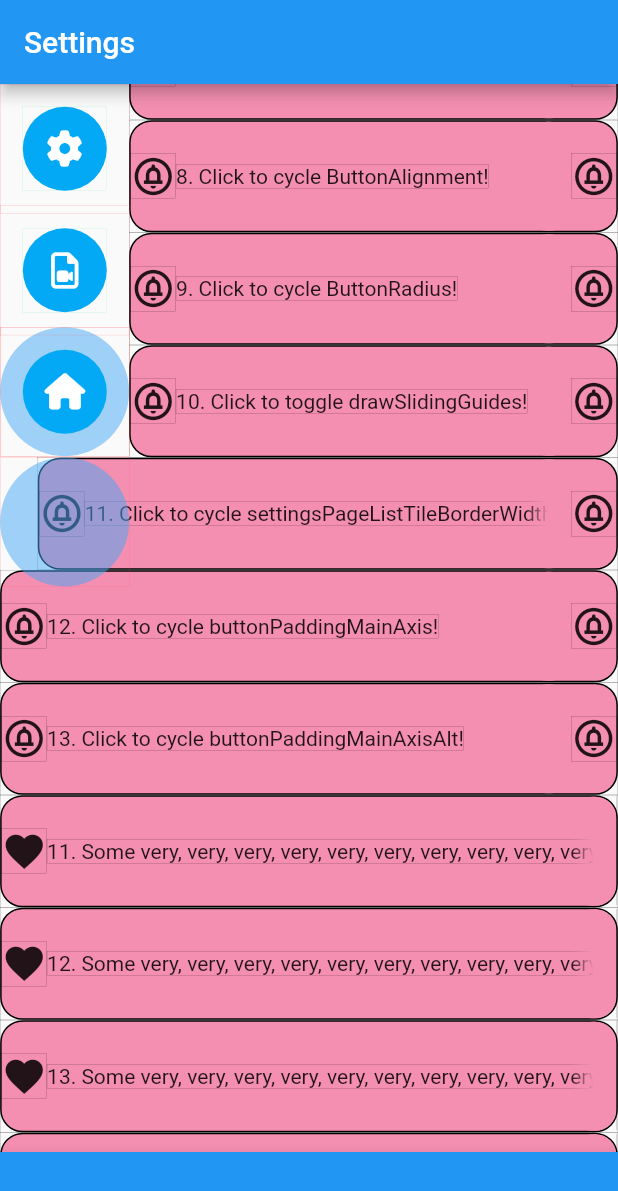
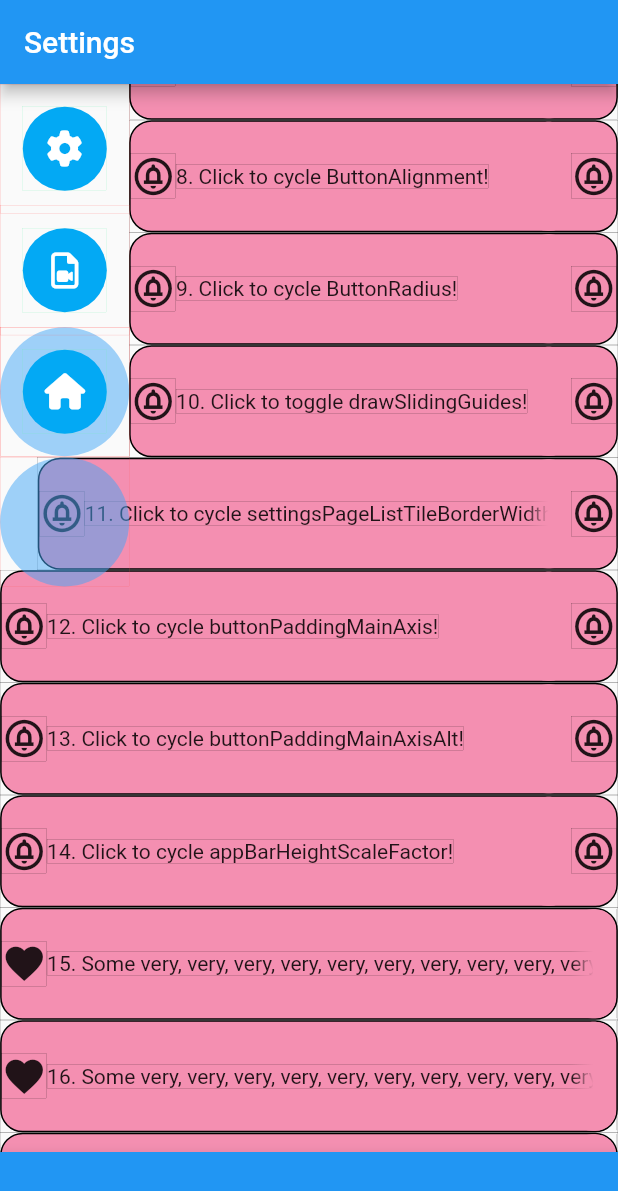
Before and after one commit to BigDeeEss/bu3_kar_kam, a Flutter app: the screen it shows after launch, scrolled down 576 dp, on a phone screen of 412 x 824 dp. Shown: the top 1191 px of the screen. Run offline on Flutter 3.47's test engine with Material 2 defaults, Android fonts, the phone set to English and light mode, and no system bars; our stand-ins replace font_awesome_flutter, get_it, get_it_mixin, shared_preferences.

Commit message:
Implement persistency of appBarHeightScaleFactor user preference through app restarts.
Add ability for user to change this via settings page.

ToDo: currently when appBarHeightScaleFactor is toggled the whole app is rebuilt. Do I need to change this? Will addressing Issue #14 also fix this?

```diff
--- a/lib/app_data.dart
+++ b/lib/app_data.dart
@@ -8,7 +8,8 @@ import 'package:kar_kam/button_specs.dart';
 abstract class AppData extends ChangeNotifier {
   /// A scale factor which is applied to [appBarHeight] in order to calculate
   /// the [BottomAppBar] height in [BasePage] class.
-  double appBarHeightScaleFactor = 1.0;
+  double? appBarHeightScaleFactor;
+  // double appBarHeightScaleFactor = 1.0;
 
   /// The anchor point for determining [Button] placement in [ButtonArray].
   Alignment? buttonAlignment;
@@ -27,7 +28,6 @@ abstract class AppData extends ChangeNotifier {
 
   /// An alternative padding between buttons in [ButtonArray].
   double? buttonPaddingMainAxisAlt;
-  // double buttonPaddingMainAxisAlt = 12.5;
 
   /// Defines the padding surrounding each button.
   // EdgeInsetsDirectional get buttonPadding =>
--- a/lib/app_data_service.dart
+++ b/lib/app_data_service.dart
@@ -40,6 +40,7 @@ class AppDataService extends AppData {
       // buttonArrayRect = updateButtonArrayRect(),
       // 'buttonCoordinates': (newValue) =>
       // buttonCoordinates = updateButtonCoordinates(),
+      'appBarHeightScaleFactor': (newValue) => cycleAppBarHeightScaleFactor(),
       'basePageViewRect': (Rect newValue) => basePageViewRect = newValue,
       'buttonAlignment': (newValue) => cycleButtonAlignment(),
       'buttonAxis': (newValue) => toggleButtonAxis(),
@@ -69,6 +70,23 @@ class AppDataService extends AppData {
     if (notify) {
       notifyListeners();
     }
+  }
+
+  /// Cycle and upload a new [buttonAlignment]; update dependencies.
+  void cycleAppBarHeightScaleFactor() {
+    print('cycleAppBarHeightScaleFactor, executing');
+    // Define a map to convert an integer to a value for [buttonRadius].
+    Map<int, double> map = {
+      0: 1.0,
+      1: 2.25,
+    };
+
+    // Use [map], its inverse and the modulus operator to cycle [appBarHeightScaleFactor].
+    int appBarHeightScaleFactorIntRepresentation = map.inverse()[appBarHeightScaleFactor]!;
+    appBarHeightScaleFactor = map[(appBarHeightScaleFactorIntRepresentation + 1) % map.length]!;
+
+    // Save user preference for [appBarHeightScaleFactor] to storage.
+    setUserPreferences('appBarHeightScaleFactor', appBarHeightScaleFactor);
   }
 
   /// Cycle and upload a new [buttonAlignment]; update dependencies.
@@ -266,6 +284,10 @@ class AppDataService extends AppData {
 
     // In what follows and in all cases: (i) attempt to retrieve stored value,
     // (ii) apply default if necessary, and (iii) store new value.
+    appBarHeightScaleFactor = userPreferences.getDouble('appBarHeightScaleFactor');
+    appBarHeightScaleFactor = appBarHeightScaleFactor ?? 1.0;
+    setUserPreferences('appBarHeightScaleFactor', appBarHeightScaleFactor);
+
     buttonAlignment = alignmentFromStringList(
         userPreferences.getStringList('buttonAlignment'));
     buttonAlignment = buttonAlignment ?? Alignment.topLeft;
--- a/lib/base_page.dart
+++ b/lib/base_page.dart
@@ -56,7 +56,7 @@ class _BasePageState extends State<BasePage> with GetItStateMixin {
     // Watch for changes to [appBarHeightScaleFactor] in the instance of
     // [Settings] registered with GetIt.
     double appBarHeightScaleFactor =
-        watchOnly((AppData a) => a.appBarHeightScaleFactor);
+        watchOnly((AppData a) => a.appBarHeightScaleFactor)!;
 
     return Scaffold(
       appBar: AppBar(
--- a/lib/settings_page_contents.dart
+++ b/lib/settings_page_contents.dart
@@ -375,18 +375,42 @@ class _SettingsPageContentsState extends State<SettingsPageContents>
           softWrap: false,
         ),
       ),
+      SettingsPageListTile(
+        basePageViewRect:
+        basePageViewRect ?? Offset.zero & MediaQuery.of(context).size,
+        height: 75.0,
+        index: 14,
+        leading: Icon(
+          Icons.circle_notifications_outlined,
+          size: settingsPageListTileIconSize,
+        ),
+        onTap: (() {
+          // Cycle [buttonPaddingMainAxis] variable in [AppData].
+          GetItService.instance<AppData>()
+              .change(identifier: 'appBarHeightScaleFactor');
+        }),
+        trailing: Icon(
+          Icons.circle_notifications_outlined,
+          size: settingsPageListTileIconSize,
+        ),
+        widget: const Text(
+          '14. Click to cycle appBarHeightScaleFactor!',
+          maxLines: 1,
+          softWrap: false,
+        ),
+      ),
       ...List<Widget>.generate(100, (int index) {
         return SettingsPageListTile(
           basePageViewRect:
               basePageViewRect ?? Offset.zero & MediaQuery.of(context).size,
           height: 75.0,
-          index: index + 14,
+          index: index + 15,
           leading: Icon(
             Icons.favorite,
             size: settingsPageListTileIconSize,
           ),
           widget: Text(
-            '${index + 11}. Some very, very, very, very, very, very, very, very, very, very, very, verylongtext!',
+            '${index + 15}. Some very, very, very, very, very, very, very, very, very, very, very, verylongtext!',
             maxLines: 1,
             softWrap: false,
           ),
```
